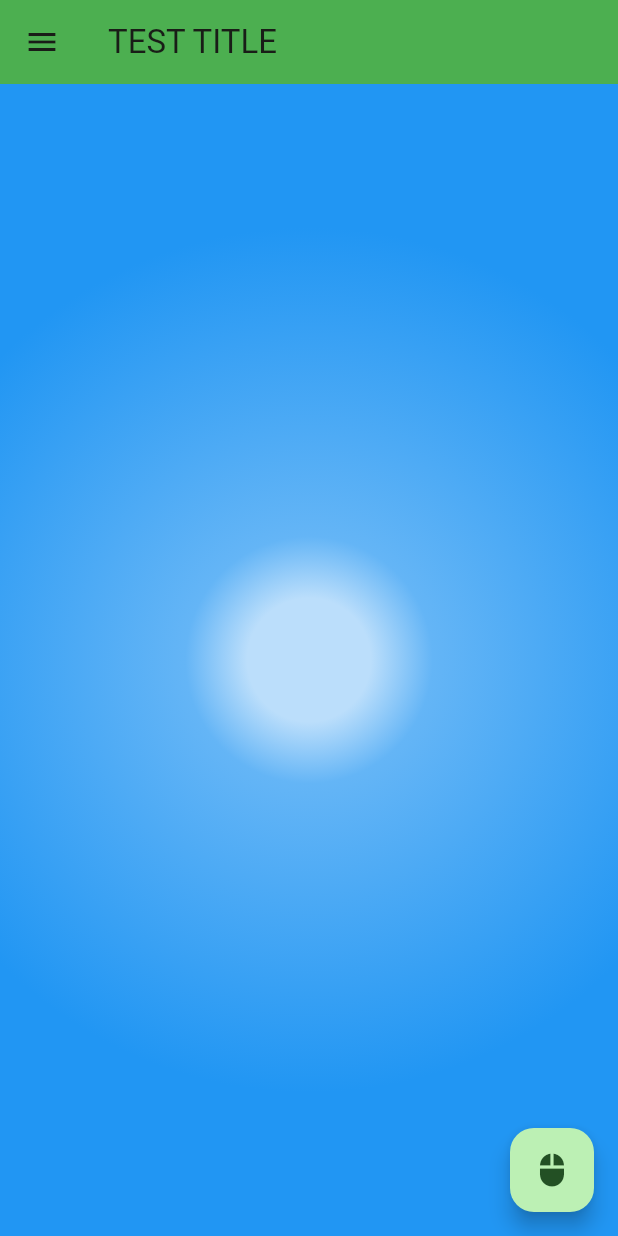
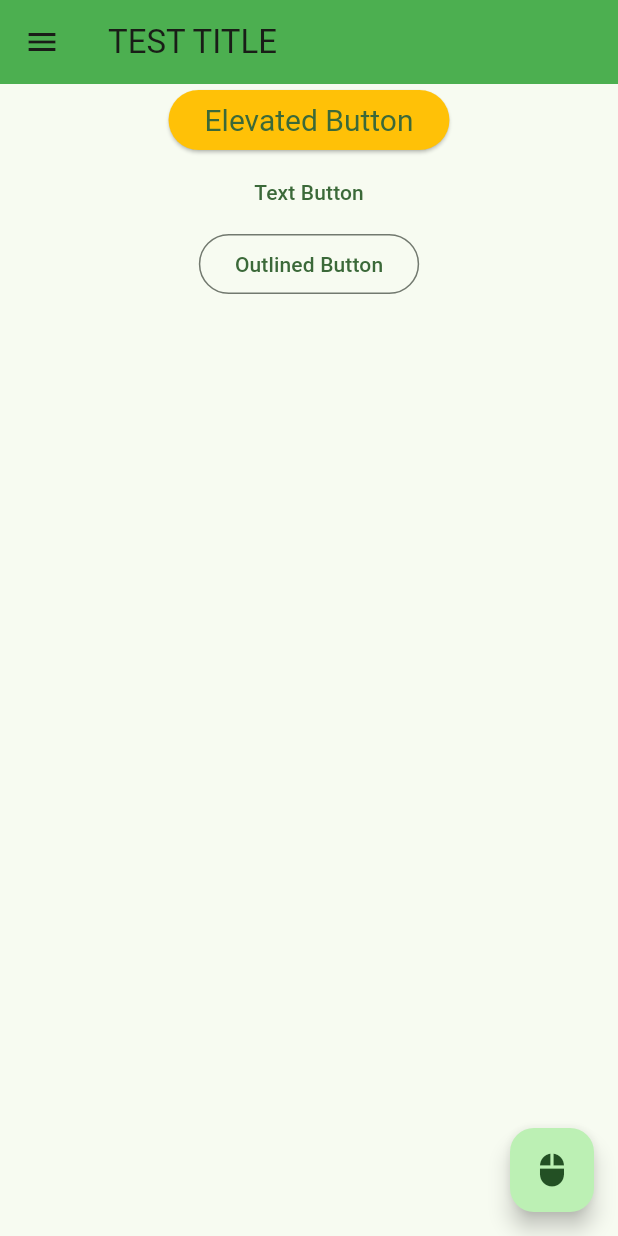
Before and after one commit to llilliililli/fluuterStudy, a Flutter app: the screen it shows after launch, on a phone screen of 412 x 824 dp. Run offline on Flutter 3.47's test engine with Material 3 defaults, Android fonts, the phone set to English and light mode, and no system bars.

Commit message:
flutter 15강 - 버튼만들기 ( 3종류 )

```diff
--- a/lib/main.dart
+++ b/lib/main.dart
@@ -594,32 +594,69 @@ class _MyHomePageState extends State<MyHomePage> {
       //   ],),
       //   ),
 
-      Container( //part14 그라데이션 적용하기
-        width: MediaQuery.of(context).size.width,
-        height: MediaQuery.of(context).size.height,
-        // color: Colors.blue,
-        decoration: BoxDecoration(
-          gradient:
-          // LinearGradient(
-          //   colors: [
-          //     Colors.blue[100] as Color,
-          //     Colors.blue[300] as Color,
-          //     Colors.blue[500] as Color,
-          //   ],
-          // begin: Alignment.bottomCenter,
-          // end: Alignment.topCenter,
-          // stops: const [0.1,0.2,0.7] // 그라데이션 비율
-          // )
-           RadialGradient(
-            center: Alignment.center,
-            colors: [
-              Colors.blue[100] as Color,
-              Colors.blue[300] as Color,
-              Colors.blue[500] as Color,
-            ],
-          stops: const [0.1,0.2,0.7], // 그라데이션 비율
-          radius: 1.0 // 반지름 키우기
-          )
+      // Container( //part14 그라데이션 적용하기
+      //   width: MediaQuery.of(context).size.width,
+      //   height: MediaQuery.of(context).size.height,
+      //   // color: Colors.blue,
+      //   decoration: BoxDecoration(
+      //     gradient:
+      //     // LinearGradient(
+      //     //   colors: [
+      //     //     Colors.blue[100] as Color,
+      //     //     Colors.blue[300] as Color,
+      //     //     Colors.blue[500] as Color,
+      //     //   ],
+      //     // begin: Alignment.bottomCenter,
+      //     // end: Alignment.topCenter,
+      //     // stops: const [0.1,0.2,0.7] // 그라데이션 비율
+      //     // )
+      //      RadialGradient(
+      //       center: Alignment.center,
+      //       colors: [
+      //         Colors.blue[100] as Color,
+      //         Colors.blue[300] as Color,
+      //         Colors.blue[500] as Color,
+      //       ],
+      //     stops: const [0.1,0.2,0.7], // 그라데이션 비율
+      //     radius: 1.0 // 반지름 키우기
+      //     )
+      //   ),
+      // ),
+
+      Container( //part15 버튼 만들기
+        child: Column(
+          children: [
+            Center(
+              child: ElevatedButton(
+                style: ElevatedButton.styleFrom(
+                  backgroundColor: Colors.amber,
+                  textStyle: const TextStyle(
+                    fontSize: 20,
+                  )
+                ),
+                onPressed: () => {
+                  print("Elevated button")
+                },
+                child: Text("Elevated Button"),
+              ),
+            ),
+            Center(
+              child: TextButton(
+                 onPressed: () => {
+                  print("Text button")
+                },
+                 child: Text("Text Button"),
+              ),
+            ),
+            Center(
+              child: OutlinedButton(
+                 onPressed: () => {
+                  print("Outlined button")
+                },
+                 child: Text("Outlined Button"),
+              ),
+            ),
+        ],
         ),
       ),
 
```
